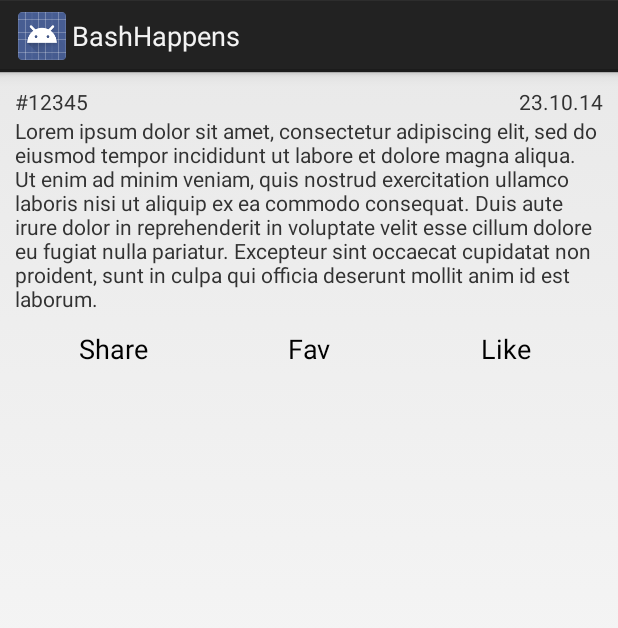
After one commit to tech-team/BashHappens, an Android app: the layout bashorg_list_entry.xml on its own in the app's theme, with its tools: preview values and no code run, on a phone screen of 412 x 824 dp. The commit adds this screen. Shown: the top 628 px of the screen. Run offline under Robolectric (Android 15) with nearby library versions, the phone set to English and light mode, and no system bars; network calls fail.

Commit message:
#BH-12 In Progress Prototype ready, Loader required, Buttons styling required

```diff
--- a/app/src/main/java/org/techteam/bashhappens/activities/MainActivity.java
+++ b/app/src/main/java/org/techteam/bashhappens/activities/MainActivity.java
@@ -32,7 +32,7 @@ public class MainActivity extends Activity {
 
 
 
-        Button b = (Button) findViewById(R.id.button_test);
+        /*Button b = (Button) findViewById(R.id.button_test);
         b.setOnClickListener(new View.OnClickListener() {
             @Override
             public void onClick(View view) {
@@ -62,7 +62,7 @@ public class MainActivity extends Activity {
                 });
                 th.start();
             }
-        });
+        });*/
     }
 
     @Override
--- /dev/null
+++ b/app/src/main/res/layout/bashorg_list_entry.xml
@@ -0,0 +1,58 @@
+<RelativeLayout xmlns:android="http://schemas.android.com/apk/res/android"
+    xmlns:tools="http://schemas.android.com/tools"
+    android:layout_width="match_parent"
+    android:layout_height="match_parent"
+    android:layout_margin="10dp"
+    tools:context="org.techteam.bashhappens.fragments.PostsListFragment">
+
+    <TextView
+        android:id="@+id/post_id"
+        android:layout_alignParentLeft="true"
+        android:layout_width="wrap_content"
+        android:layout_height="wrap_content"
+        android:text="#12345" />
+
+    <TextView
+        android:id="@+id/post_date"
+        android:layout_alignParentRight="true"
+        android:layout_width="wrap_content"
+        android:layout_height="wrap_content"
+        android:text="23.10.14" />
+
+    <TextView
+        android:id="@+id/post_text"
+        android:layout_below="@id/post_id"
+        android:layout_width="fill_parent"
+        android:layout_height="wrap_content"
+        android:text="Lorem ipsum dolor sit amet, consectetur adipiscing elit, sed do eiusmod tempor incididunt ut labore et dolore magna aliqua. Ut enim ad minim veniam, quis nostrud exercitation ullamco laboris nisi ut aliquip ex ea commodo consequat. Duis aute irure dolor in reprehenderit in voluptate velit esse cillum dolore eu fugiat nulla pariatur. Excepteur sint occaecat cupidatat non proident, sunt in culpa qui officia deserunt mollit anim id est laborum."
+        />
+
+    <LinearLayout
+        android:layout_width="fill_parent"
+        android:layout_height="wrap_content"
+        android:layout_below="@id/post_text"
+        android:orientation="horizontal"
+        style="@android:style/Theme.Holo.Light.Panel" >
+        <Button
+            android:layout_width="0dp"
+            android:layout_height="wrap_content"
+            android:layout_weight="1"
+            style="?android:attr/buttonBarButtonStyle"
+            android:text="Share" />
+
+        <Button
+            android:layout_width="0dp"
+            android:layout_height="wrap_content"
+            android:layout_weight="1"
+            style="?android:attr/buttonBarButtonStyle"
+            android:text="Fav" />
+
+        <Button
+            android:layout_width="0dp"
+            android:layout_height="wrap_content"
+            android:layout_weight="1"
+            style="?android:attr/buttonBarButtonStyle"
+            android:text="Like" />
+    </LinearLayout>
+
+</RelativeLayout>
```
Also changed, not shown: app/src/main/java/org/techteam/bashhappens/fragments/PostsListFragment.java (+82 -90 lines), app/src/main/res/layout/activity_main.xml (+7 -14 lines), app/src/main/res/layout/fragment_posts_list.xml (+2 -8 lines).
